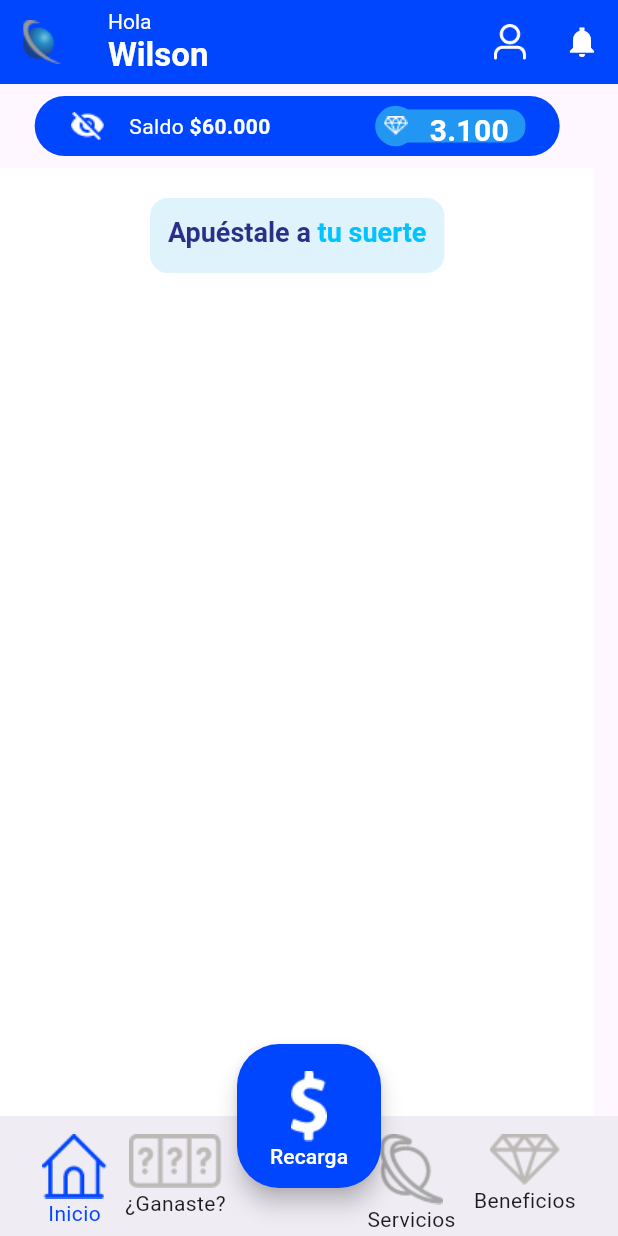
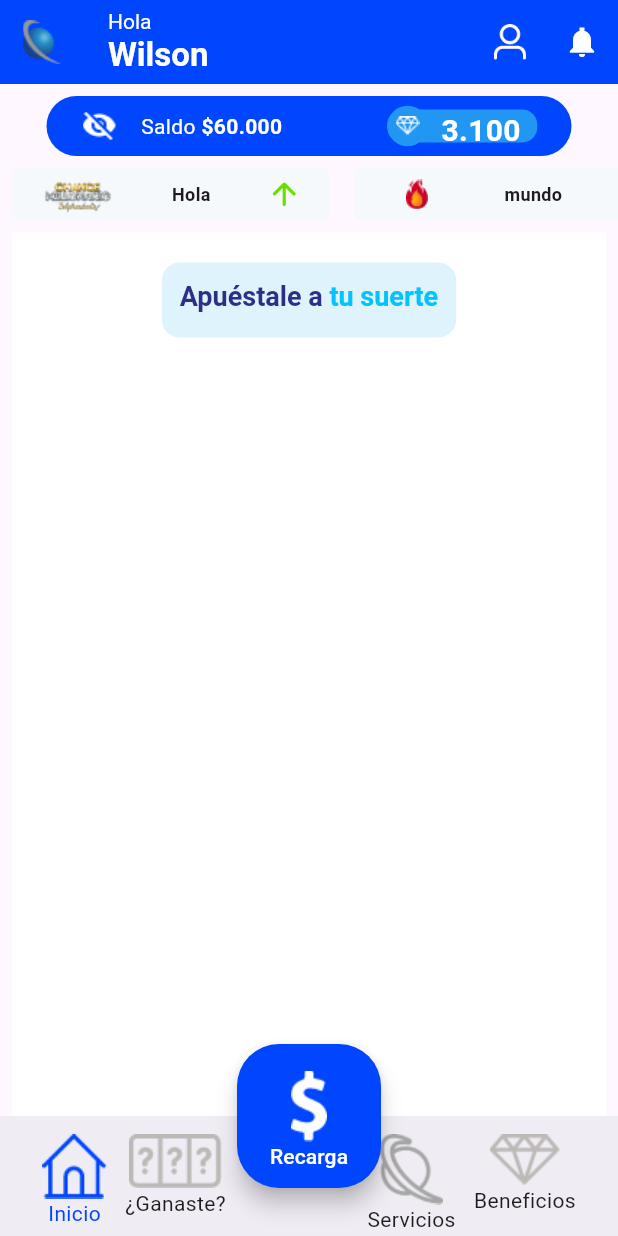
Before and after one commit to MurphLaw/demo, a Flutter app: the screen it shows after launch, on a phone screen of 412 x 824 dp. Run offline on Flutter 3.47's test engine with Material 3 defaults, Android fonts, the phone set to English and light mode, and no system bars.

Commit message:
mi primera chamba

```diff
--- a/lib/main.dart
+++ b/lib/main.dart
@@ -16,7 +16,7 @@ class App extends StatelessWidget{
         colorScheme: ColorScheme.fromSeed(seedColor:const Color.fromARGB(44, 85, 76, 217)
       ),
     ),
-    home: const MainBetScreen(),
+    home:  MainBetScreen(),
     );
   }
 
--- a/lib/screens/main_bet_screen.dart
+++ b/lib/screens/main_bet_screen.dart
@@ -2,12 +2,15 @@ import 'package:demo/widgets/account_money.dart';
 import 'package:demo/widgets/generic_element_bottom_bar.dart';
 import 'package:demo/widgets/main_app_bar.dart';
 import 'package:demo/widgets/main_bottom_bar.dart';
+import 'package:demo/widgets/movie_slider.dart';
 import 'package:flutter/material.dart';
 
 import '../widgets/bet_to_your_luck.dart';
 
 class MainBetScreen extends StatelessWidget {
-  const MainBetScreen({super.key});
+
+  final total = ['Hola', 'mundo', 'soy'];
+  final logos = ['assets/images/Grupo 8059.png', 'assets/images/Grupo 8068.png', 'assets/images/Grupo 8053.png'];
 
   @override
   Widget build(BuildContext context) {
@@ -20,10 +23,18 @@ class MainBetScreen extends StatelessWidget {
         backgroundColor:const Color.fromRGBO(0, 70, 255, 1),
         child: Column(
           children: [
-            SizedBox(height: 18,),
-            Image.asset('assets/images/dollar.png', color: Colors.white,),
-            const Text('Recarga',style:  TextStyle(color: Colors.white),),
-        ],
+              const SizedBox(
+                height: 18,
+              ),
+              Image.asset(
+                'assets/images/dollar.png',
+                color: Colors.white,
+              ),
+              const Text(
+                'Recarga',
+                style: TextStyle(color: Colors.white),
+              ),
+            ],
           )
       ),
       floatingActionButtonLocation: FloatingActionButtonLocation.centerDocked,
@@ -33,6 +44,10 @@ class MainBetScreen extends StatelessWidget {
             height: 8,
           ),
           const AccountMoney(),
+          const SizedBox(
+            height: 8,
+          ),
+          MovieSlider(total: total, arrow: true, logos: logos),
           const SizedBox(
             height: 8,
           ),
--- a/lib/widgets/custom_decorative_3.dart
+++ b/lib/widgets/custom_decorative_3.dart
@@ -1,5 +1,5 @@
-import 'package:chance/widgets/widgets.dart';
 import 'package:flutter/material.dart';
+
 class CustomDecorative3 extends StatelessWidget {
   const CustomDecorative3({super.key});
 
--- a/lib/widgets/main_bottom_bar.dart
+++ b/lib/widgets/main_bottom_bar.dart
@@ -1,4 +1,3 @@
-import 'package:curved_navigation_bar/curved_navigation_bar.dart';
 import 'package:demo/widgets/generic_element_bottom_bar.dart';
 import 'package:flutter/material.dart';
 
--- /dev/null
+++ b/lib/widgets/movie_slider.dart
@@ -0,0 +1,57 @@
+import 'package:flutter/material.dart';
+
+class MovieSlider extends StatelessWidget {
+  final List<String> total;
+  final List<String> logos;
+  final bool arrow;
+
+  const MovieSlider({
+    Key? key,
+    required this.total,
+    required this.arrow,
+    required this.logos,
+  }) : super(key: key);
+
+  @override
+  Widget build(BuildContext context) {
+    return Container(
+        width: double.infinity,
+        height: 35,
+        child: Expanded(
+            child: ListView.builder(
+          scrollDirection: Axis.horizontal,
+          itemCount: total.length,
+          itemBuilder: (context, index) {
+            return Container(
+              width: 212,
+              height: 32,
+              margin: const EdgeInsets.symmetric(horizontal: 8),
+              decoration: BoxDecoration(
+                borderRadius: BorderRadius.circular(5),
+                color: const Color.fromRGBO(246, 249, 251, 1),
+              ),
+              child: Row(
+                mainAxisAlignment: MainAxisAlignment.spaceAround,
+                children: [
+                  FadeInImage(
+                    placeholder: AssetImage('assets/no-image.jpg'),
+                    image: AssetImage(logos[index]),
+                    width: 51,
+                    height: 26,
+                  ),
+                  Text(
+                    total[index],
+                    style: const TextStyle(
+                        fontWeight: FontWeight.bold, fontSize: 12),
+                  ),
+                  const Icon(
+                    Icons.arrow_upward_rounded,
+                    color: Color.fromRGBO(105, 223, 0, 1),
+                  ),
+                ],
+              ),
+            );
+          },
+        )));
+  }
+}
--- a/pubspec.yaml
+++ b/pubspec.yaml
@@ -36,6 +36,8 @@ dependencies:
   # The following adds the Cupertino Icons font to your application.
   # Use with the CupertinoIcons class for iOS style icons.
   cupertino_icons: ^1.0.2
+  http: ^0.13.3
+  provider: ^5.0.0
 
 dev_dependencies:
   flutter_test:
@@ -70,6 +72,10 @@ flutter:
     - assets/images/services.png
     - assets/images/benefits.png
     - assets/images/points.png
+    - assets/images/Grupo 2087.png
+    - assets/images/Grupo 8053.png
+    - assets/images/Grupo 8059.png
+    - assets/images/Grupo 8068.png
 
 
 
```
Also changed, not shown: assets/images/Grupo 2087.png (added), assets/images/Grupo 2087@2x.png (added), assets/images/Grupo 8053.png (added), assets/images/Grupo 8053@2x.png (added), assets/images/Grupo 8059.png (added), assets/images/Grupo 8059@2x.png (added), assets/images/Grupo 8068.png (added), assets/images/Grupo 8068@2x.png (added), pubspec.lock, 1 other file.
